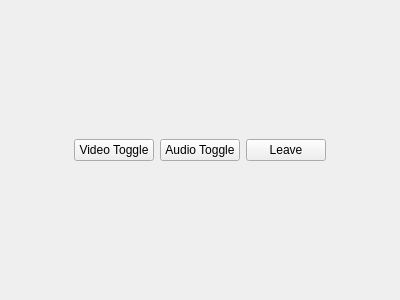
Old version of the form client/callwindow.ui in the repository constantin1215/Scaip.
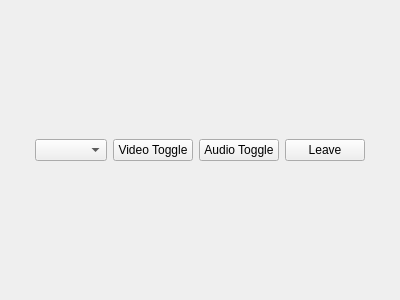
New version of the form.

What changed in the file:
```diff
--- a/client/callwindow.ui
+++ b/client/callwindow.ui
@@ -32,6 +32,9 @@
        </property>
       </spacer>
      </item>
+     <item>
+      <widget class="QComboBox" name="comboBoxAudioInputs"/>
+     </item>
      <item>
       <widget class="QPushButton" name="toggleVideoButton">
        <property name="text">
```
